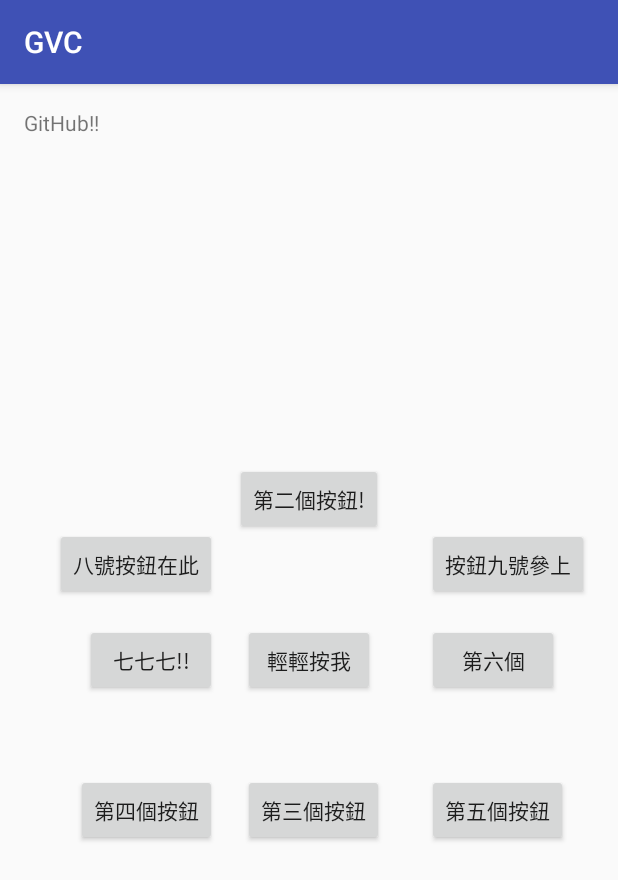
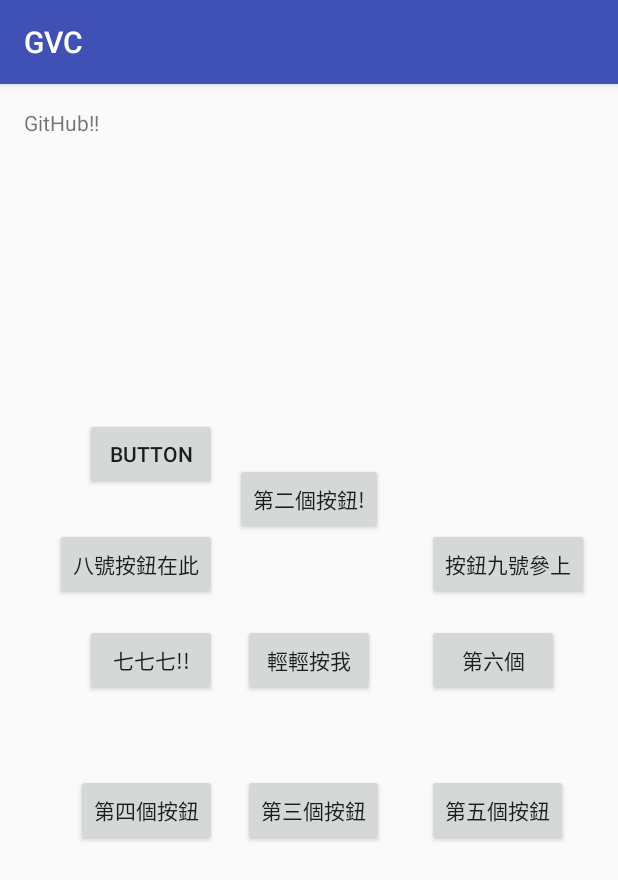
Before and after one commit to java7sparrow7development/SE-GitB-Project, an Android app: the screen it shows after launch (MainActivity), on a phone screen of 412 x 824 dp. Shown: the top 880 px of the screen. Run offline under Robolectric (Android 15) with nearby library versions, the phone set to English and light mode, and no system bars.

Commit message:
第10個按鈕

```diff
--- a/app/src/main/res/layout/activity_main.xml
+++ b/app/src/main/res/layout/activity_main.xml
@@ -92,4 +92,13 @@
         android:layout_alignStart="@+id/button6"
         android:id="@+id/button9" />
 
+    <Button
+        android:text="Button"
+        android:layout_width="wrap_content"
+        android:layout_height="wrap_content"
+        android:layout_above="@+id/button8"
+        android:layout_alignEnd="@+id/button8"
+        android:layout_marginBottom="25dp"
+        android:id="@+id/button10" />
+
 </RelativeLayout>
```
